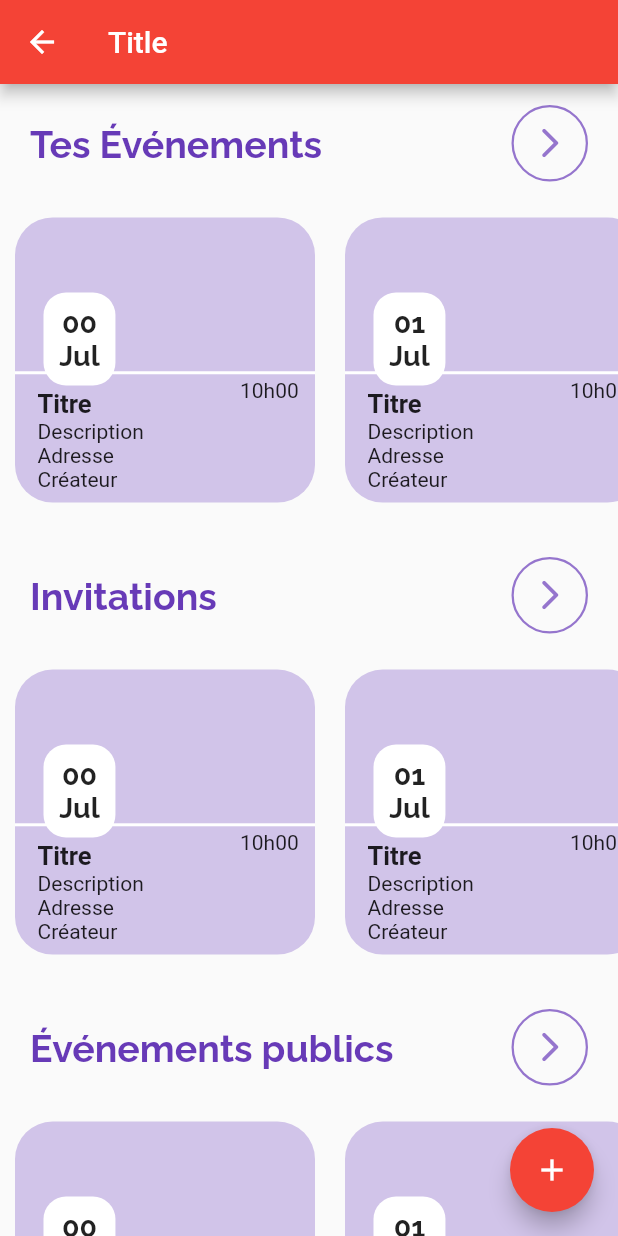
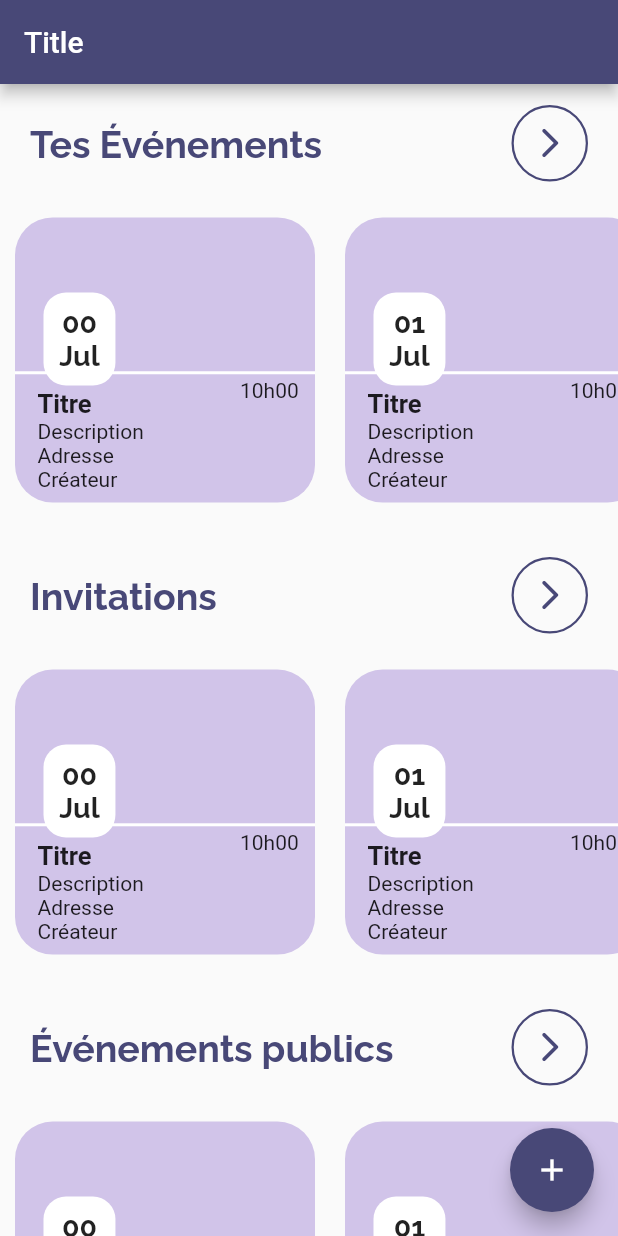
Before and after one commit to RichardJohnRx/Udalost, a Flutter app: the EvenementPage screen opened directly, on a phone screen of 412 x 824 dp. Run offline on Flutter 3.47's test engine with Material 2 defaults, Android fonts, the phone set to English and light mode, and no system bars.

Commit message:
Correction de couleurs dans les widgets

```diff
--- a/lib/components/TitleContainer.dart
+++ b/lib/components/TitleContainer.dart
@@ -3,8 +3,12 @@ import 'package:flutter/material.dart';
 class TitleContainer extends StatelessWidget {
   const TitleContainer(this.title,{
     Key key,
+    this.titleColor = Colors.black,
+    this.buttonColor = Colors.black,
   }) : super(key: key);
 
+  final Color titleColor;
+  final Color buttonColor;
   final String title;
 
   @override
@@ -22,7 +26,7 @@ class TitleContainer extends StatelessWidget {
             child: Text(
               title,
               style: TextStyle(
-                color: Colors.deepPurple,
+                color: titleColor,
                 fontFamily: 'Raleway',
                 fontWeight: FontWeight.bold,
                 fontSize: 25.0,
@@ -37,14 +41,14 @@ class TitleContainer extends StatelessWidget {
                   shape: RoundedRectangleBorder(
                     borderRadius: BorderRadius.circular(50.0),
                     side: BorderSide(
-                      color: Colors.deepPurple[300],
+                      color: buttonColor,
                       width: 1.5,
                     ),
                   ),
                 ),
                 child: IconButton(
                   icon: Icon(Icons.arrow_forward_ios_rounded),
-                  color: Colors.deepPurple[300],
+                  color: buttonColor,
                   onPressed: () {},
                 ),
               ),
--- a/lib/main.dart
+++ b/lib/main.dart
@@ -1,4 +1,5 @@
 import 'package:flutter/material.dart';
+import 'package:udalost/pages/EvenementPage.dart';
 import 'package:udalost/pages/Login.dart';
 import 'package:udalost/assets/Palette.dart';
 
@@ -13,10 +14,10 @@ class MyApp extends StatelessWidget {
     return MaterialApp(
       title: 'Udalost',
       theme: ThemeData(
-        primarySwatch: Colors.red,
+        primarySwatch: Palette.purpleNavy,
         visualDensity: VisualDensity.adaptivePlatformDensity,
       ),
-      home: Login(),
+      home: EvenementPage(),
     );
   }
 }
--- a/lib/pages/EvenementPage.dart
+++ b/lib/pages/EvenementPage.dart
@@ -1,4 +1,5 @@
 import 'package:flutter/material.dart';
+import 'package:udalost/assets/Palette.dart';
 import 'package:udalost/components/TitleContainer.dart';
 import 'package:udalost/widgets/EvenementPreview.dart';
 
@@ -14,7 +15,11 @@ class EvenementPage extends StatelessWidget {
         child: Column(
           mainAxisAlignment: MainAxisAlignment.center,
           children: <Widget>[
-            TitleContainer('Tes Événements'),
+            TitleContainer(
+              'Tes Événements',
+              titleColor: Palette.purpleNavy,
+              buttonColor: Palette.purpleNavy,
+            ),
             Container(
               height: 210,
               child:ListView(
@@ -27,7 +32,11 @@ class EvenementPage extends StatelessWidget {
             SizedBox(
               height: MediaQuery.of(context).size.height * 0.015,
             ),
-            TitleContainer('Invitations'),
+            TitleContainer(
+              'Invitations',
+              titleColor: Palette.purpleNavy,
+              buttonColor: Palette.purpleNavy,
+            ),
             Container(
               height: 210,
               child:ListView(
@@ -40,7 +49,11 @@ class EvenementPage extends StatelessWidget {
             SizedBox(
               height: MediaQuery.of(context).size.height * 0.015,
             ),
-            TitleContainer('Événements publics'),
+            TitleContainer(
+              'Événements publics',
+              titleColor: Palette.purpleNavy,
+              buttonColor: Palette.purpleNavy,
+            ),
             Container(
               height: 210,
               child:ListView(
--- a/lib/widgets/EvenementPreview.dart
+++ b/lib/widgets/EvenementPreview.dart
@@ -48,7 +48,6 @@ class EvenementPreview extends StatelessWidget {
                             style: TextStyle(
                               fontSize: 17,
                               fontWeight: FontWeight.bold,
-
                             ),
                           ),
                           Text('Description'),
```
